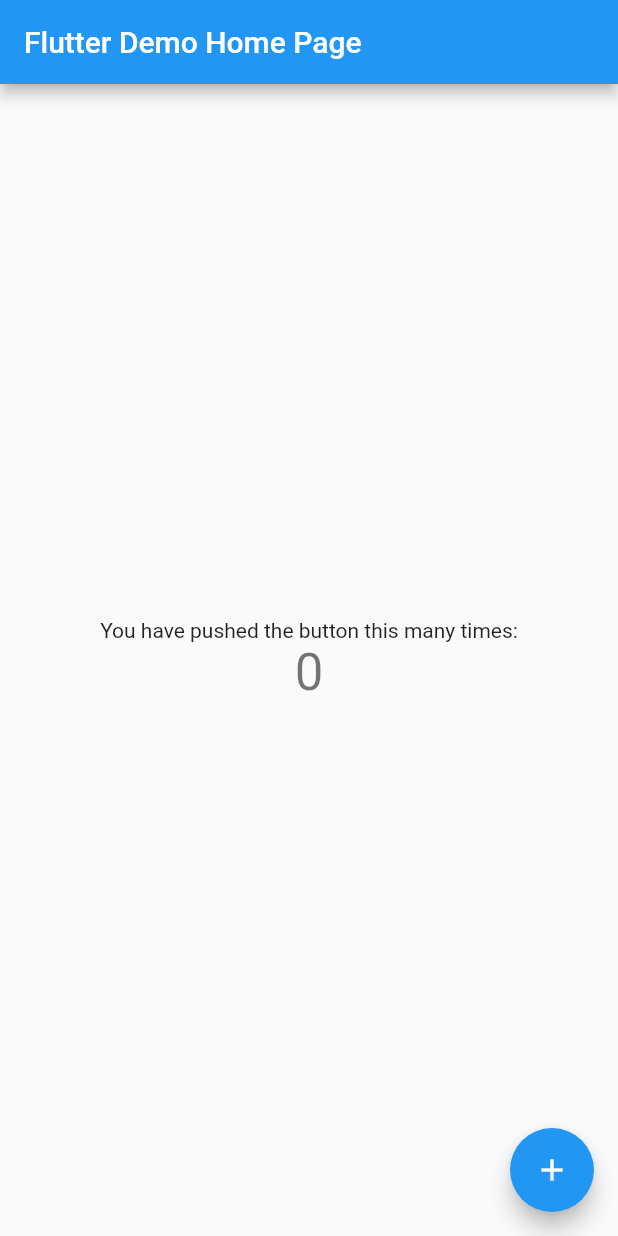
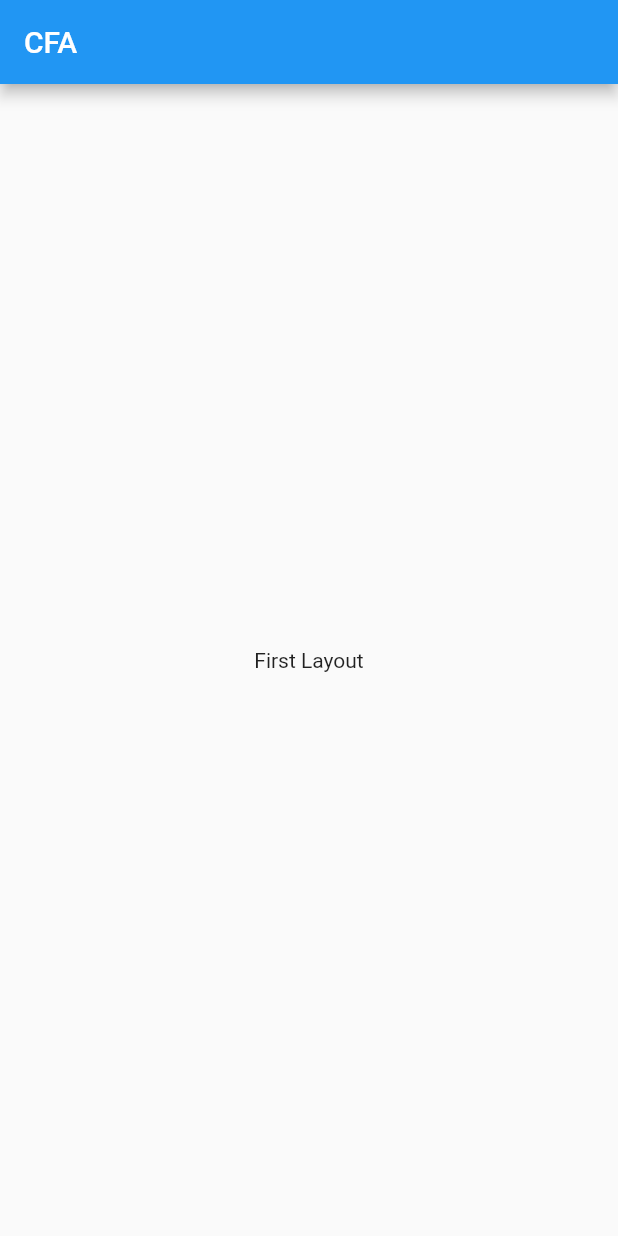
Before and after one commit to Sparsh-R17/Climate-Fintech-App, a Flutter app: the screen it shows after launch, on a phone screen of 412 x 824 dp. Run offline on Flutter 3.47's test engine with Material 2 defaults, Android fonts, the phone set to English and light mode, and no system bars.

Commit message:
Basic Things Added

```diff
--- a/lib/main.dart
+++ b/lib/main.dart
@@ -1,115 +1,39 @@
 import 'package:flutter/material.dart';
+import 'package:flutter/services.dart';
 
 void main() {
-  runApp(const MyApp());
+  WidgetsFlutterBinding.ensureInitialized();
+  SystemChrome.setPreferredOrientations([DeviceOrientation.portraitUp]).then(
+    (value) => runApp(
+      const MyApp(),
+    ),
+  );
 }
 
 class MyApp extends StatelessWidget {
   const MyApp({super.key});
 
-  // This widget is the root of your application.
   @override
   Widget build(BuildContext context) {
-    return MaterialApp(
-      title: 'Flutter Demo',
-      theme: ThemeData(
-        // This is the theme of your application.
-        //
-        // Try running your application with "flutter run". You'll see the
-        // application has a blue toolbar. Then, without quitting the app, try
-        // changing the primarySwatch below to Colors.green and then invoke
-        // "hot reload" (press "r" in the console where you ran "flutter run",
-        // or simply save your changes to "hot reload" in a Flutter IDE).
-        // Notice that the counter didn't reset back to zero; the application
-        // is not restarted.
-        primarySwatch: Colors.blue,
-      ),
-      home: const MyHomePage(title: 'Flutter Demo Home Page'),
+    return const MaterialApp(
+      title: 'CFA',
+      home: MainPage(),
     );
   }
 }
 
-class MyHomePage extends StatefulWidget {
-  const MyHomePage({super.key, required this.title});
-
-  // This widget is the home page of your application. It is stateful, meaning
-  // that it has a State object (defined below) that contains fields that affect
-  // how it looks.
-
-  // This class is the configuration for the state. It holds the values (in this
-  // case the title) provided by the parent (in this case the App widget) and
-  // used by the build method of the State. Fields in a Widget subclass are
-  // always marked "final".
-
-  final String title;
-
-  @override
-  State<MyHomePage> createState() => _MyHomePageState();
-}
-
-class _MyHomePageState extends State<MyHomePage> {
-  int _counter = 0;
-
-  void _incrementCounter() {
-    setState(() {
-      // This call to setState tells the Flutter framework that something has
-      // changed in this State, which causes it to rerun the build method below
-      // so that the display can reflect the updated values. If we changed
-      // _counter without calling setState(), then the build method would not be
-      // called again, and so nothing would appear to happen.
-      _counter++;
-    });
-  }
+class MainPage extends StatelessWidget {
+  const MainPage({super.key});
 
   @override
   Widget build(BuildContext context) {
-    // This method is rerun every time setState is called, for instance as done
-    // by the _incrementCounter method above.
-    //
-    // The Flutter framework has been optimized to make rerunning build methods
-    // fast, so that you can just rebuild anything that needs updating rather
-    // than having to individually change instances of widgets.
     return Scaffold(
       appBar: AppBar(
-        // Here we take the value from the MyHomePage object that was created by
-        // the App.build method, and use it to set our appbar title.
-        title: Text(widget.title),
+        title: const Text('CFA'),
       ),
-      body: Center(
-        // Center is a layout widget. It takes a single child and positions it
-        // in the middle of the parent.
-        child: Column(
-          // Column is also a layout widget. It takes a list of children and
-          // arranges them vertically. By default, it sizes itself to fit its
-          // children horizontally, and tries to be as tall as its parent.
-          //
-          // Invoke "debug painting" (press "p" in the console, choose the
-          // "Toggle Debug Paint" action from the Flutter Inspector in Android
-          // Studio, or the "Toggle Debug Paint" command in Visual Studio Code)
-          // to see the wireframe for each widget.
-          //
-          // Column has various properties to control how it sizes itself and
-          // how it positions its children. Here we use mainAxisAlignment to
-          // center the children vertically; the main axis here is the vertical
-          // axis because Columns are vertical (the cross axis would be
-          // horizontal).
-          mainAxisAlignment: MainAxisAlignment.center,
-          children: <Widget>[
-            const Text(
-              'You have pushed the button this many times:',
-            ),
-            Text(
-              '$_counter',
-              style: Theme.of(context).textTheme.headline4,
-            ),
-          ],
-        ),
+      body: const Center(
+        child: Text('First Layout'),
       ),
-      floatingActionButton: FloatingActionButton(
-        onPressed: _incrementCounter,
-        tooltip: 'Increment',
-        child: const Icon(Icons.add),
-      ), // This trailing comma makes auto-formatting nicer for build methods.
     );
   }
 }
```
Also changed, not shown: pubspec.yaml (+4 -17 lines), pubspec.lock, 1 other file.
